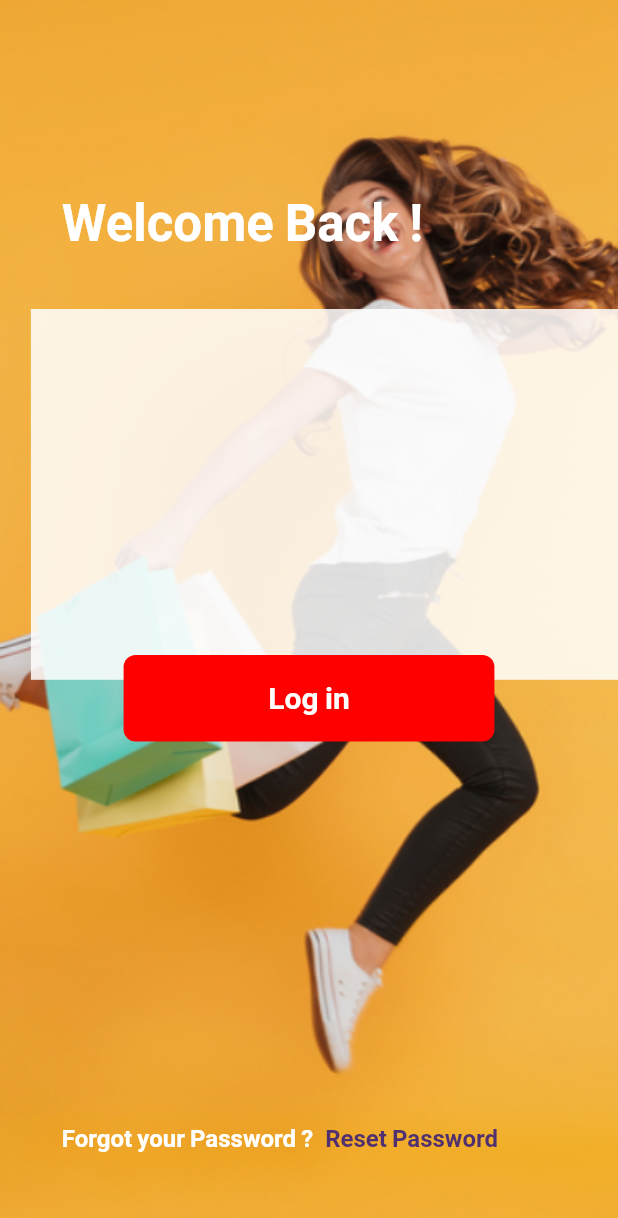
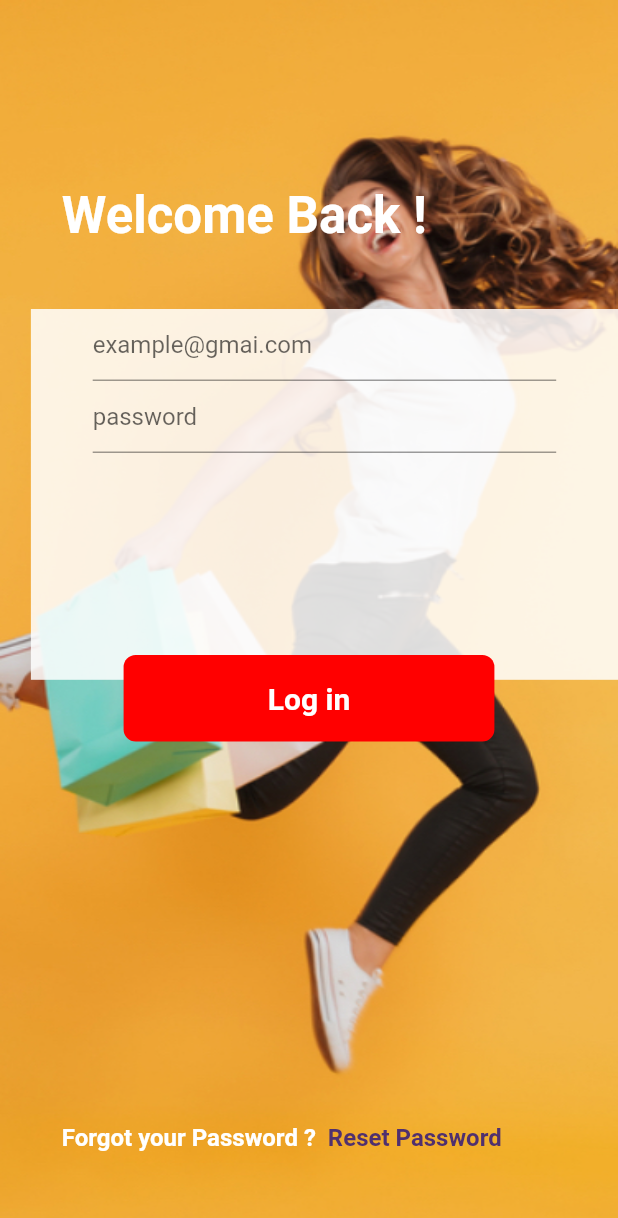
Before and after one commit to PrabeshPP/my_shop, a Flutter app: the screen it shows after launch, on a phone screen of 412 x 824 dp. Shown: the top 1218 px of the screen. Run offline on Flutter 3.47's test engine with Material 2 defaults, Android fonts, the phone set to English and light mode, and no system bars; our stand-ins replace bloc, flutter_bloc; Roboto replaces fonts that are missing (GoogleFonts.poppins().fontFamily).

Commit message:
login page

```diff
--- a/lib/main.dart
+++ b/lib/main.dart
@@ -3,7 +3,7 @@ import 'package:flutter_bloc/flutter_bloc.dart';
 import 'package:my_shop/utils/theme.dart';
 import 'package:my_shop/view_model/cubit/page_cubit.dart';
 import 'package:my_shop/views/login/register.dart';
-import 'package:my_shop/views/onboarding_page.dart';
+
 
 void main() {
   runApp(
@@ -20,7 +20,7 @@ class MyApp extends StatelessWidget {
       debugShowCheckedModeBanner: false,
       home:  BlocProvider<PageCubit>(
         create: (context) => PageCubit(),
-        child:RegisterPage(),
+        child:const RegisterPage(),
       ),
       themeMode: ThemeMode.light,
       theme: MyAppTheme.lightTheme(),
--- a/lib/views/login/register.dart
+++ b/lib/views/login/register.dart
@@ -1,10 +1,8 @@
-import 'dart:ui';
 
-import 'package:flutter/cupertino.dart';
+
+
 import 'package:flutter/material.dart';
-import 'package:flutter/src/foundation/key.dart';
-import 'package:flutter/src/widgets/framework.dart';
-import 'package:google_fonts/google_fonts.dart';
+
 
 class RegisterPage extends StatelessWidget {
   const RegisterPage({Key? key}) : super(key: key);
@@ -55,11 +53,37 @@ class RegisterPage extends StatelessWidget {
               height: size.height * 0.3,
               width: size.width * 0.95,
               color: Colors.white.withOpacity(0.85),
+              child: Column(
+                children: [
+                  Padding(
+                    padding:  EdgeInsets.symmetric(horizontal: size.width*0.1),
+                    child: const TextField(
+                      decoration: InputDecoration(
+                        hintText: "example@gmai.com",
+                        contentPadding:EdgeInsets.all(0)
+                      ),
+                    ),
+                  ),
+                  Padding(
+                    padding:  EdgeInsets.symmetric(horizontal: size.width*0.1),
+                    child: const TextField(
+                      decoration: InputDecoration(
+                        hintText: "password",
+                        contentPadding:EdgeInsets.all(0)
+                      ),
+                    ),
+                  ),
+                ],
+              ),
             ),
           ),
           Positioned(
             top: size.height * 0.53,
             left: size.width * 0.2,
+            child: InkWell(
+              onTap: (){
+
+              },
               child: Container(
                 height: size.height * 0.07,
                 width: size.width * 0.6,
@@ -73,6 +97,7 @@ class RegisterPage extends StatelessWidget {
                         fontWeight: FontWeight.bold,
                         color: Colors.white,
                         fontFamily: fontFam),
+                  ),
                 ),
               ),
             ),
```
Lines whose indentation alone changed are shown as unchanged.
